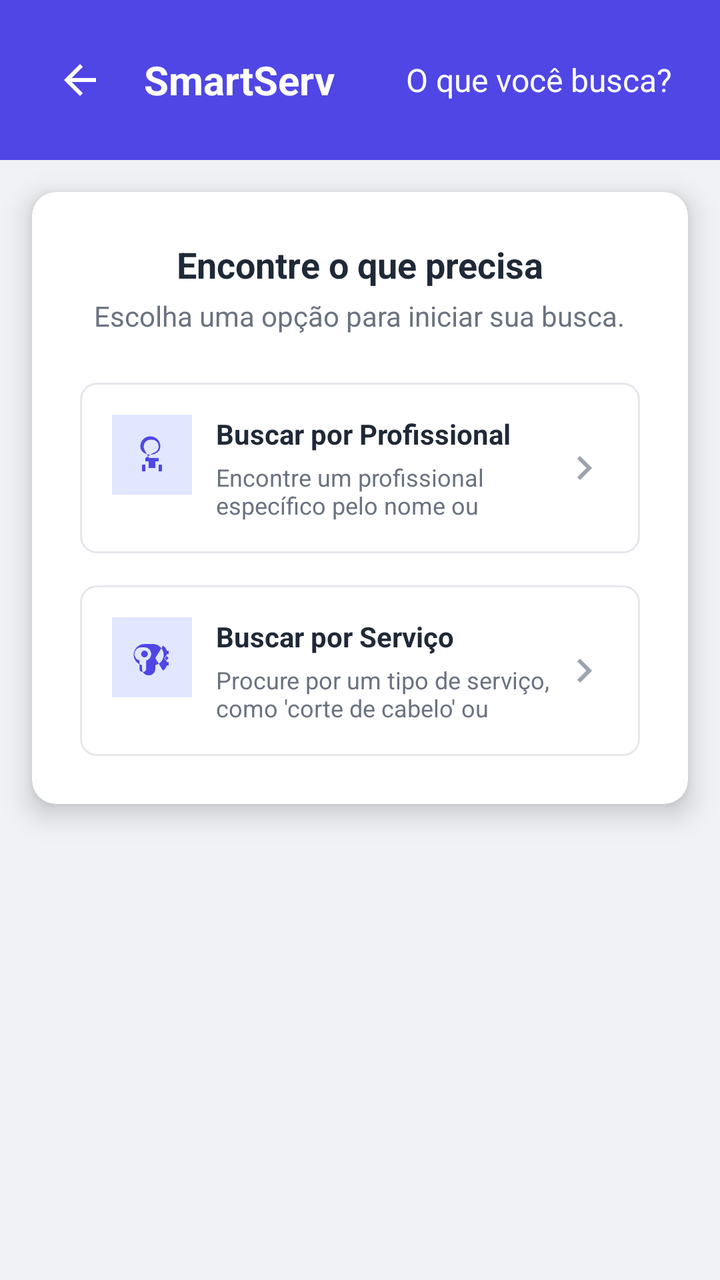
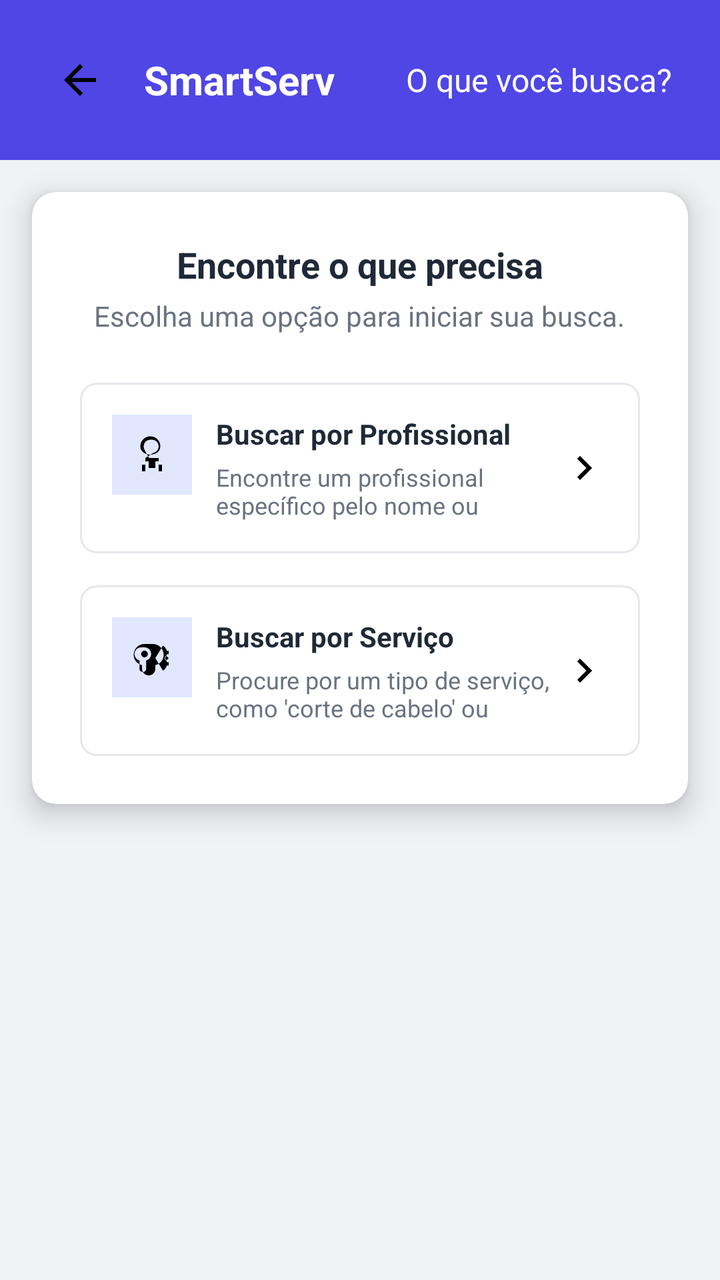

The first picture is an Android layout as it rendered before a commit; the second is the same layout after the commit. The layout source and the unified diff follow.
<!-- AndroidManifest.xml: application theme Theme.SmartApp -->
<!-- res/layout/buscar_pro_serv.xml -->
<?xml version="1.0" encoding="utf-8"?>
<RelativeLayout xmlns:android="http://schemas.android.com/apk/res/android"
    xmlns:app="http://schemas.android.com/apk/res-auto"
    android:layout_width="match_parent"
    android:layout_height="match_parent"
    android:background="#F0F2F5">

    
    <RelativeLayout
        android:id="@+id/header"
        android:layout_width="match_parent"
        android:layout_height="wrap_content"
        android:background="#4F46E5"
        android:padding="16dp"
        android:layout_alignParentTop="true">

        <ImageButton
            android:id="@+id/backButton"
            android:layout_width="48dp"
            android:layout_height="48dp"
            android:layout_centerVertical="true"
            android:layout_alignParentStart="true"
            android:background="?attr/selectableItemBackgroundBorderless"
            android:padding="12dp"
            app:srcCompat="@drawable/ic_arrow_left"
            android:tint="@android:color/white"/>

        <TextView
            android:id="@+id/logoTextHeader"
            android:layout_width="wrap_content"
            android:layout_height="wrap_content"
            android:layout_centerVertical="true"
            android:layout_toEndOf="@id/backButton"
            android:layout_marginStart="8dp"
            android:text="SmartServ"
            android:textColor="#FFFFFF"
            android:textSize="20sp"
            android:textStyle="bold"/>

        <TextView
            android:id="@+id/headerTitle"
            android:layout_width="wrap_content"
            android:layout_height="wrap_content"
            android:layout_alignParentEnd="true"
            android:layout_centerVertical="true"
            android:layout_marginEnd="8dp"
            android:text="O que você busca?"
            android:textColor="#FFFFFF"
            android:textSize="16sp"
            android:maxLines="1"
            android:ellipsize="end"/>
    </RelativeLayout>

    
    <androidx.cardview.widget.CardView
        android:layout_width="match_parent"
        android:layout_height="wrap_content"
        android:layout_below="@id/header"
        android:layout_margin="16dp"
        app:cardCornerRadius="12dp"
        app:cardElevation="8dp"
        app:cardBackgroundColor="@android:color/white">

        <RelativeLayout
            android:layout_width="match_parent"
            android:layout_height="wrap_content"
            android:padding="24dp">

            
            <LinearLayout
                android:id="@+id/headerText"
                android:layout_width="match_parent"
                android:layout_height="wrap_content"
                android:layout_marginBottom="24dp"
                android:orientation="vertical"
                android:gravity="center">

                <TextView
                    android:layout_width="wrap_content"
                    android:layout_height="wrap_content"
                    android:text="Encontre o que precisa"
                    android:textColor="#1F2937"
                    android:textSize="18sp"
                    android:textStyle="bold"/>

                <TextView
                    android:layout_width="wrap_content"
                    android:layout_height="wrap_content"
                    android:layout_marginTop="4dp"
                    android:text="Escolha uma opção para iniciar sua busca."
                    android:textColor="#6B7280"
                    android:textSize="14sp"/>
            </LinearLayout>

            
            <LinearLayout
                android:id="@+id/optionsContainer"
                android:layout_width="match_parent"
                android:layout_height="wrap_content"
                android:layout_below="@id/headerText"
                android:orientation="vertical">

                
                <RelativeLayout
                    android:id="@+id/searchProfessionalOption"
                    android:layout_width="match_parent"
                    android:layout_height="wrap_content"
                    android:background="@drawable/option_background"
                    android:padding="16dp"
                    android:layout_marginBottom="16dp"
                    android:clickable="true"
                    android:focusable="true">

                    
                    <RelativeLayout
                        android:id="@+id/professionalIconBg"
                        android:layout_width="40dp"
                        android:layout_height="40dp"
                        android:background="#E0E7FF"
                        android:gravity="center"
                        android:backgroundTint="#E0E7FF">

                        <ImageView
                            android:layout_width="20dp"
                            android:layout_height="20dp"
                            android:src="@drawable/ic_user_tie"
                            android:tint="#4F46E5"/>
                    </RelativeLayout>

                    
                    <LinearLayout
                        android:layout_width="0dp"
                        android:layout_height="wrap_content"
                        android:layout_toEndOf="@id/professionalIconBg"
                        android:layout_centerVertical="true"
                        android:layout_marginStart="12dp"
                        android:layout_toStartOf="@+id/arrowProfessional"
                        android:orientation="vertical">

                        <TextView
                            android:layout_width="match_parent"
                            android:layout_height="wrap_content"
                            android:text="Buscar por Profissional"
                            android:textColor="#1F2937"
                            android:textSize="14sp"
                            android:textStyle="bold"
                            android:maxLines="1"
                            android:ellipsize="end"/>

                        <TextView
                            android:layout_width="match_parent"
                            android:layout_height="wrap_content"
                            android:layout_marginTop="4dp"
                            android:text="Encontre um profissional específico pelo nome ou especialidade."
                            android:textColor="#6B7280"
                            android:textSize="12sp"
                            android:maxLines="2"/>
                    </LinearLayout>

                    
                    <ImageView
                        android:id="@+id/arrowProfessional"
                        android:layout_width="24dp"
                        android:layout_height="24dp"
                        android:layout_alignParentEnd="true"
                        android:layout_centerVertical="true"
                        android:src="@drawable/ic_chevron_right"
                        android:tint="#9CA3AF"/>
                </RelativeLayout>

                
                <RelativeLayout
                    android:id="@+id/searchServiceOption"
                    android:layout_width="match_parent"
                    android:layout_height="wrap_content"
                    android:background="@drawable/option_background"
                    android:padding="16dp"
                    android:clickable="true"
                    android:focusable="true">

                    
                    <RelativeLayout
                        android:id="@+id/serviceIconBg"
                        android:layout_width="40dp"
                        android:layout_height="40dp"
                        android:background="#E0E7FF"
                        android:gravity="center"
                        android:backgroundTint="#E0E7FF">

                        <ImageView
                            android:layout_width="20dp"
                            android:layout_height="20dp"
                            android:src="@drawable/ic_scissors"
                            android:tint="#4F46E5"/>
                    </RelativeLayout>

                    
                    <LinearLayout
                        android:layout_width="0dp"
                        android:layout_height="wrap_content"
                        android:layout_toEndOf="@id/serviceIconBg"
                        android:layout_centerVertical="true"
                        android:layout_marginStart="12dp"
                        android:layout_toStartOf="@+id/arrowService"
                        android:orientation="vertical">

                        <TextView
                            android:layout_width="match_parent"
                            android:layout_height="wrap_content"
                            android:text="Buscar por Serviço"
                            android:textColor="#1F2937"
                            android:textSize="14sp"
                            android:textStyle="bold"
                            android:maxLines="1"
                            android:ellipsize="end"/>

                        <TextView
                            android:layout_width="match_parent"
                            android:layout_height="wrap_content"
                            android:layout_marginTop="4dp"
                            android:text="Procure por um tipo de serviço, como 'corte de cabelo' ou 'manicure'."
                            android:textColor="#6B7280"
                            android:textSize="12sp"
                            android:maxLines="2"/>
                    </LinearLayout>

                    
                    <ImageView
                        android:id="@+id/arrowService"
                        android:layout_width="24dp"
                        android:layout_height="24dp"
                        android:layout_alignParentEnd="true"
                        android:layout_centerVertical="true"
                        android:src="@drawable/ic_chevron_right"
                        android:tint="#9CA3AF"/>
                </RelativeLayout>
            </LinearLayout>
        </RelativeLayout>
    </androidx.cardview.widget.CardView>
</RelativeLayout>
<!-- resources referenced by this layout -->
<resources>
  <!-- drawable ic_arrow_left (drawable) -->
  <?xml version="1.0" encoding="utf-8"?>
  <vector xmlns:android="http://schemas.android.com/apk/res/android"
      android:width="24dp"
      android:height="24dp"
      android:viewportWidth="24"
      android:viewportHeight="24">
      <path
          android:fillColor="#FF000000"
          android:pathData="M20,11H7.83l5.59,-5.59L12,4l-8,8 8,8 1.41,-1.41L7.83,13H20v-2z"/>
  </vector>
  <!-- drawable ic_chevron_right (drawable) -->
  <vector xmlns:android="http://schemas.android.com/apk/res/android"
      android:width="24dp"
      android:height="24dp"
      android:viewportWidth="24"
      android:viewportHeight="24">
      <path android:fillColor="#000000" android:pathData="M8.59,16.59L13.17,12 8.59,7.41 10,6l6,6 -6,6 -1.41,-1.41z"/>
  </vector>
  <!-- drawable ic_scissors (drawable) -->
  <?xml version="1.0" encoding="utf-8"?>
  <vector xmlns:android="http://schemas.android.com/apk/res/android"
      android:width="24dp"
      android:height="24dp"
      android:viewportWidth="24"
      android:viewportHeight="24">
      <path
          android:fillColor="#FF000000"
          android:pathData="M20.44,11L19.46,12.12C20.2,12.89 20.69,13.85 20.89,14.88H22V16.88H20.89C20.56,18.15 19.73,19.25 18.58,19.97L13.99,12.47L18.58,4.97C19.73,5.69 20.56,6.79 20.89,8.06H22V10.06H20.89C20.69,11.09 20.2,12.05 19.46,12.82L20.44,14L22,12.44L20.44,11M7.5,12C8.6,12 9.5,11.1 9.5,10C9.5,8.9 8.6,8 7.5,8C6.4,8 5.5,8.9 5.5,10C5.5,11.1 6.4,12 7.5,12M7.5,6C9.71,6 11.5,7.79 11.5,10C11.5,11.86 10.26,13.43 8.5,13.87V18.83C8.5,19.94 7.61,20.83 6.5,20.83C5.4,20.83 4.5,19.94 4.5,18.83V13.87C2.74,13.43 1.5,11.86 1.5,10C1.5,7.79 3.29,6 5.5,6H7.5M7.5,4C3.91,4 1,6.91 1,10.5C1,13.53 3.17,16.04 6,16.66V18.83C6,21.04 7.79,22.83 10,22.83C12.21,22.83 14,21.04 14,18.83V16.66C16.83,16.04 19,13.53 19,10.5C19,6.91 16.09,4 12.5,4H7.5Z"/>
  </vector>
  <!-- drawable ic_user_tie (drawable) -->
  <?xml version="1.0" encoding="utf-8"?>
  <vector xmlns:android="http://schemas.android.com/apk/res/android"
      android:width="24dp"
      android:height="24dp"
      android:viewportWidth="24"
      android:viewportHeight="24">
      <path
          android:fillColor="#FF000000"
          android:pathData="M12,3a4,4 0,0 1,4 4c0,1.95 -1.4,3.58 -3.25,3.93L8,14h8v2h-2v4h-4v-4H8v-2h2.25C8.4,10.58 7,8.95 7,7a4,4 0,0 1,4 -4m0-2a6,6 0,0 0,-6 6c0,3.31 3.13,5 6,5 2.87,0 6,-1.69 6,-5a6,6 0,0 0,-6 -6z"/>
      <path
          android:fillColor="#FF000000"
          android:pathData="M16,22h2v-4h-2v4zM6,22h2v-4H6v4z"/>
  </vector>
  <!-- drawable option_background (drawable) -->
  <?xml version="1.0" encoding="utf-8"?>
  <selector xmlns:android="http://schemas.android.com/apk/res/android">
      <item android:state_pressed="true">
          <shape android:shape="rectangle">
              <solid android:color="#F5F3FF"/>
              <corners android:radius="8dp"/>
              <stroke android:width="1dp" android:color="#4F46E5"/>
          </shape>
      </item>
      <item>
          <shape android:shape="rectangle">
              <solid android:color="@android:color/transparent"/>
              <corners android:radius="8dp"/>
              <stroke android:width="1dp" android:color="#E5E7EB"/>
          </shape>
      </item>
  </selector>
  <style name="Theme.SmartApp" parent="Base.Theme.SmartApp" />
  <style name="Base.Theme.SmartApp" parent="Theme.Material3.DayNight.NoActionBar" />
</resources>

<!-- the commit's change to res/layout/buscar_pro_serv.xml (unified diff, before → after) -->
@@ -21,9 +21,10 @@
             android:layout_centerVertical="true"
             android:layout_alignParentStart="true"
             android:background="?attr/selectableItemBackgroundBorderless"
+            android:contentDescription="image3"
             android:padding="12dp"
             app:srcCompat="@drawable/ic_arrow_left"
-            android:tint="@android:color/white"/>
+            />
 
         <TextView
             android:id="@+id/logoTextHeader"
@@ -124,7 +125,7 @@
                             android:layout_width="20dp"
                             android:layout_height="20dp"
                             android:src="@drawable/ic_user_tie"
-                            android:tint="#4F46E5"/>
+                            />
                     </RelativeLayout>
 
                     
@@ -164,8 +165,9 @@
                         android:layout_height="24dp"
                         android:layout_alignParentEnd="true"
                         android:layout_centerVertical="true"
+                        android:contentDescription="image2"
                         android:src="@drawable/ic_chevron_right"
-                        android:tint="#9CA3AF"/>
+                        />
                 </RelativeLayout>
 
                 
@@ -190,8 +192,9 @@
                         <ImageView
                             android:layout_width="20dp"
                             android:layout_height="20dp"
+                            android:contentDescription="image1"
                             android:src="@drawable/ic_scissors"
-                            android:tint="#4F46E5"/>
+                            />
                     </RelativeLayout>
 
                     
@@ -232,7 +235,7 @@
                         android:layout_alignParentEnd="true"
                         android:layout_centerVertical="true"
                         android:src="@drawable/ic_chevron_right"
-                        android:tint="#9CA3AF"/>
+                        />
                 </RelativeLayout>
             </LinearLayout>
         </RelativeLayout>
